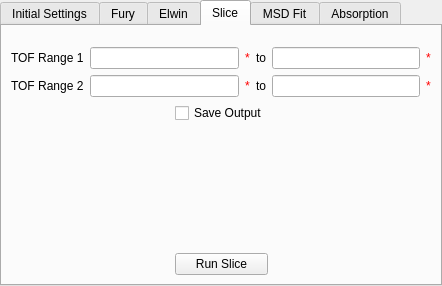
Above: Code/qtiplot/MantidQt/CustomInterfaces/inc/indirectAnalysis.ui from mantidproject/mantid before the change. Below: the same form after it.
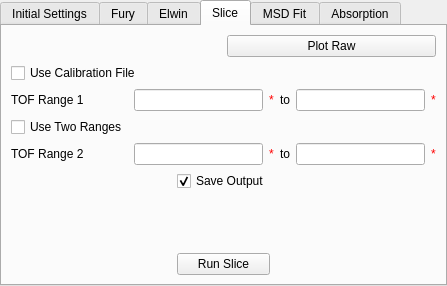
That is the form after the change. The open tabs and pages were chosen to show the change. Custom widgets are drawn as their Qt base class.

Commit message: re #1611 - indirectAnalysis adjustments based on comments from Spencer Howells

```diff
--- a/Code/qtiplot/MantidQt/CustomInterfaces/inc/indirectAnalysis.ui
+++ b/Code/qtiplot/MantidQt/CustomInterfaces/inc/indirectAnalysis.ui
@@ -5,7 +5,7 @@
    <rect>
     <x>0</x>
     <y>0</y>
-    <width>442</width>
+    <width>447</width>
     <height>286</height>
    </rect>
   </property>
@@ -467,12 +467,14 @@
       </attribute>
       <layout class="QVBoxLayout" name="verticalLayout_7" >
        <item>
+        <layout class="QHBoxLayout" name="horizontalLayout_12" >
+         <item>
         <widget class="MantidQt::MantidWidgets::MWRunFiles" name="slice_inputFile" >
          <property name="findRunFiles" stdset="0" >
           <bool>true</bool>
          </property>
          <property name="label" stdset="0" >
-          <string>Input File</string>
+            <string>Input Files</string>
          </property>
          <property name="multipleFiles" stdset="0" >
           <bool>false</bool>
@@ -485,12 +487,33 @@
         </widget>
        </item>
        <item>
+          <widget class="QPushButton" name="slice_pbPlotRaw" >
+           <property name="text" >
+            <string>Plot Raw</string>
+           </property>
+          </widget>
+         </item>
+        </layout>
+       </item>
+       <item>
+        <layout class="QHBoxLayout" name="horizontalLayout_10" >
+         <item>
+          <widget class="QCheckBox" name="slice_ckUseCalib" >
+           <property name="text" >
+            <string>Use Calibration File</string>
+           </property>
+          </widget>
+         </item>
+         <item>
         <widget class="MantidQt::MantidWidgets::MWRunFiles" name="slice_calibFile" >
+           <property name="enabled" >
+            <bool>false</bool>
+           </property>
          <property name="findRunFiles" stdset="0" >
           <bool>false</bool>
          </property>
          <property name="label" stdset="0" >
-          <string>Calibration File</string>
+            <string/>
          </property>
          <property name="multipleFiles" stdset="0" >
           <bool>false</bool>
@@ -502,21 +525,23 @@
          </property>
         </widget>
        </item>
+        </layout>
+       </item>
        <item>
         <layout class="QGridLayout" name="gridLayout" >
          <item row="0" column="1" >
           <widget class="QLineEdit" name="slice_leRange0" />
          </item>
-         <item row="1" column="1" >
+         <item row="2" column="1" >
           <widget class="QLineEdit" name="slice_leRange2" />
          </item>
          <item row="0" column="4" >
           <widget class="QLineEdit" name="slice_leRange1" />
          </item>
-         <item row="1" column="4" >
+         <item row="2" column="4" >
           <widget class="QLineEdit" name="slice_leRange3" />
          </item>
-         <item row="1" column="2" >
+         <item row="2" column="2" >
           <widget class="QLabel" name="slice_valRange2" >
            <property name="styleSheet" >
             <string notr="true" >color: rgb(255, 0, 0);</string>
@@ -543,7 +568,7 @@
            </property>
           </widget>
          </item>
-         <item row="1" column="3" >
+         <item row="2" column="3" >
           <widget class="QLabel" name="slice_lbTo2" >
            <property name="text" >
             <string>to</string>
@@ -557,7 +582,7 @@
            </property>
           </widget>
          </item>
-         <item row="1" column="0" >
+         <item row="2" column="0" >
           <widget class="QLabel" name="slice_lbRange2" >
            <property name="text" >
             <string>TOF Range 2</string>
@@ -574,7 +599,7 @@
            </property>
           </widget>
          </item>
-         <item row="1" column="5" >
+         <item row="2" column="5" >
           <widget class="QLabel" name="slice_valRange3" >
            <property name="styleSheet" >
             <string notr="true" >color: rgb(255, 0, 0);</string>
@@ -584,6 +609,13 @@
            </property>
           </widget>
          </item>
+         <item row="1" column="0" >
+          <widget class="QCheckBox" name="slice_ckUseTwoRanges" >
+           <property name="text" >
+            <string>Use Two Ranges</string>
+           </property>
+          </widget>
+         </item>
         </layout>
        </item>
        <item>
@@ -608,6 +640,9 @@
              <property name="text" >
               <string>Save Output</string>
              </property>
+             <property name="checked" >
+              <bool>true</bool>
+             </property>
             </widget>
            </item>
            <item>
```
Left out of the diff: 49 changed lines with no effect on the pictures. Lines whose indentation alone changed are shown as unchanged. The commit also changes 3 other files.
